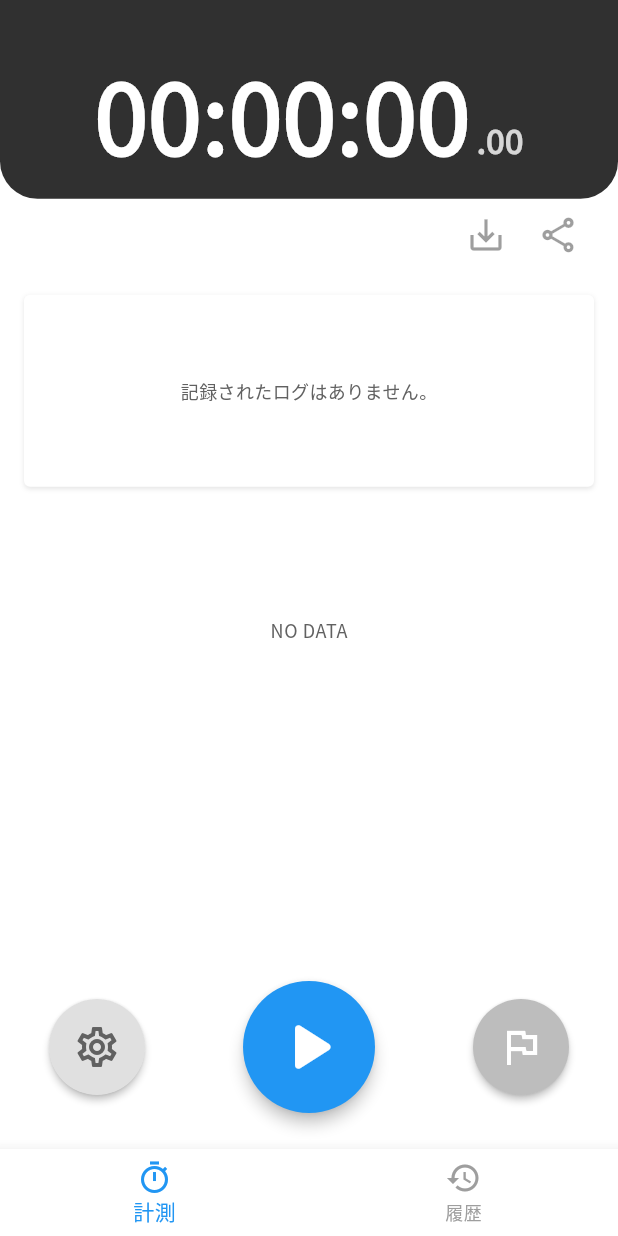
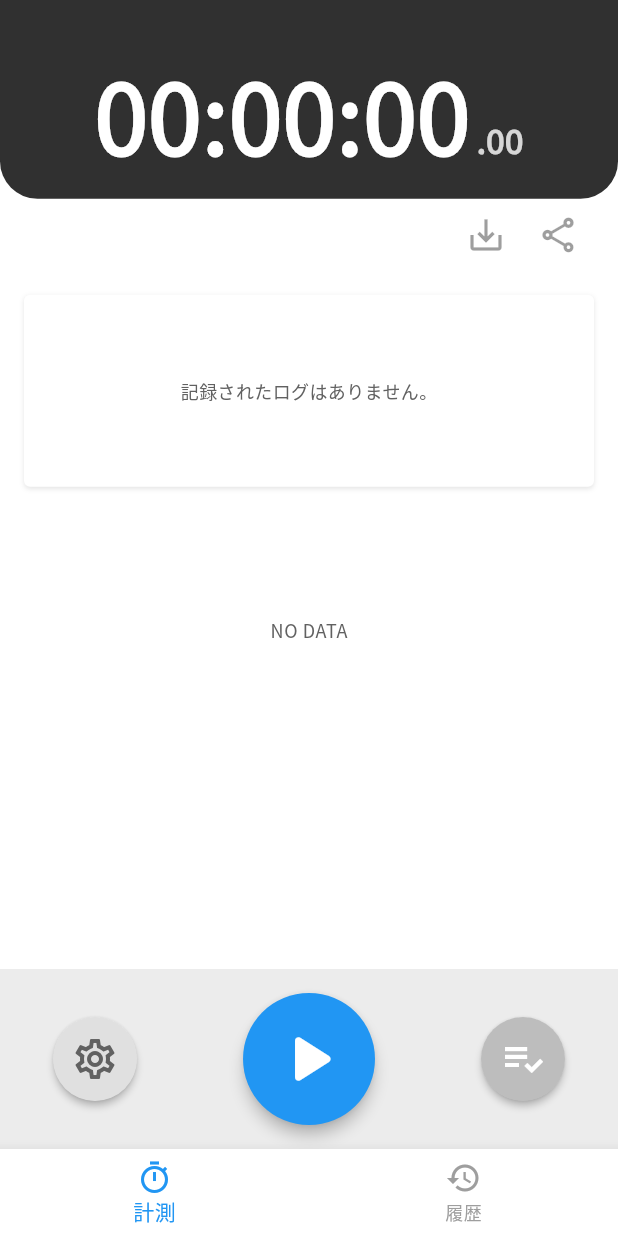
Before and after one commit to kmzk-dev/activity_watch, a Flutter app: the screen it shows after launch, on a phone screen of 412 x 824 dp. Run offline on Flutter 3.47's test engine with Material 3 defaults, Android fonts, the phone set to English and light mode, and no system bars; our stand-ins replace google_fonts, share_plus, shared_preferences, visibility_detector.

Commit message:
feat: Separate FAB in StopwatchScreen into a new widget
Refactored the Floating Action Button (FAB) UI and logic,
which was previously directly implemented within StopwatchScreen,
into a new dedicated widget named StopwatchFloatingActionButton.

Changes:
- Created a new file: lib/screens/widgets/stopwatch_floating_action_button.dart
  and moved the FAB group definition into it.
- Modified lib/screens/stopwatch_screen.dart to use the new
  StopwatchFloatingActionButton widget.

Purpose:
- Improve readability and maintainability of the StopwatchScreen code.
- Enhance the reusability of the FAB widget.

```diff
--- a/lib/screens/stopwatch_screen.dart
+++ b/lib/screens/stopwatch_screen.dart
@@ -17,7 +17,9 @@ import '../utils/string_utils.dart';
 import './widgets/log_card_carousel.dart';
 import './settings_screen.dart';
 import './widgets/log_color_summary_chart.dart';
-import './widgets/timer_display.dart'; // ★ 新しいTimerDisplayウィジェットをインポート
+import './widgets/timer_display.dart';
+// ★ 新しいフローティングアクションボタンウィジェットをインポート
+import './widgets/stopwatch_floating_action_button.dart';
 
 class StopwatchScreenWidget extends StatefulWidget {
   const StopwatchScreenWidget({super.key});
@@ -30,7 +32,7 @@ class _StopwatchScreenWidgetState extends State<StopwatchScreenWidget> with Widg
   final Stopwatch _stopwatch = Stopwatch();
   Timer? _timer;
   bool _isRunning = false;
-  String _elapsedTime = '00:00:00:00'; // 初期値を設定
+  String _elapsedTime = '00:00:00:00';
   final TextEditingController _sessionTitleController = TextEditingController();
   final TextEditingController _sessionCommentController = TextEditingController();
 
@@ -74,7 +76,6 @@ class _StopwatchScreenWidgetState extends State<StopwatchScreenWidget> with Widg
       });
     }
   }
-
 
   @override
   void didChangeAppLifecycleState(AppLifecycleState state) {
@@ -150,10 +151,10 @@ class _StopwatchScreenWidgetState extends State<StopwatchScreenWidget> with Widg
       actualSessionStartTime: _currentActualSessionStartTime!,
       startTime: startTime,
       endTime: currentTimeForLog,
-      memo: '', // 初期メモは空
-      colorLabelName: colorLabels.keys.first, // デフォルトの色ラベル
+      memo: '',
+      colorLabelName: colorLabels.keys.first,
     );
-    newLog.calculateDuration(); // 忘れずにdurationを計算
+    newLog.calculateDuration();
     if (mounted) {
       setState(() {
         _logs.add(newLog);
@@ -161,13 +162,13 @@ class _StopwatchScreenWidgetState extends State<StopwatchScreenWidget> with Widg
         _stopwatch.stop();
         _isRunning = false;
         _elapsedTime = formatDisplayTime(currentElapsedDuration);
-        _currentPage = 0; // 停止時はカルーセルを先頭に戻す
+        _currentPage = 0;
       });
       FocusScope.of(context).unfocus();
       WidgetsBinding.instance.addPostFrameCallback((_) {
         if (_pageController.hasClients && _getDisplayLogs().isNotEmpty) {
           _pageController.animateToPage(
-            0, // カルーセルの先頭ページ
+            0,
             duration: const Duration(milliseconds: 300),
             curve: Curves.easeOut,
           );
@@ -185,19 +186,19 @@ class _StopwatchScreenWidgetState extends State<StopwatchScreenWidget> with Widg
       actualSessionStartTime: _currentActualSessionStartTime!,
       startTime: startTime,
       endTime: currentTimeForLog,
-      memo: '', // 初期メモは空
-      colorLabelName: colorLabels.keys.first, // デフォルトの色ラベル
+      memo: '',
+      colorLabelName: colorLabels.keys.first,
     );
-    newLog.calculateDuration(); // 忘れずにdurationを計算
+    newLog.calculateDuration();
     if (mounted) {
       setState(() {
         _logs.add(newLog);
-        _currentPage = 0; // ラップ記録時もカルーセルを先頭に戻す
+        _currentPage = 0;
       });
       WidgetsBinding.instance.addPostFrameCallback((_) {
         if (_pageController.hasClients && _getDisplayLogs().isNotEmpty) {
            _pageController.animateToPage(
-            0, // カルーセルの先頭ページ
+            0,
             duration: const Duration(milliseconds: 300),
             curve: Curves.easeOut,
           );
@@ -209,16 +210,14 @@ class _StopwatchScreenWidgetState extends State<StopwatchScreenWidget> with Widg
   Future<void> _showEditLogDialog(int pageViewIndex) async {
     if (_logs.isEmpty || pageViewIndex < 0 ) return;
 
-    // pageViewIndex は表示順 (新しいものが0) なので、_logs の実際のインデックスに変換
     final int actualLogIndex = _logs.length - 1 - pageViewIndex;
 
     if (actualLogIndex < 0 || actualLogIndex >= _logs.length) {
-      // print('Error: Invalid actualLogIndex ($actualLogIndex) derived from pageViewIndex ($pageViewIndex).');
       return;
     }
 
-    await loadSuggestionsFromPrefs(force: true); // ダイアログ表示直前に最新のサジェストを読み込む
-    if (!mounted) return; // mountedチェックを追加
+    await loadSuggestionsFromPrefs(force: true);
+    if (!mounted) return;
     final LogEntry currentLog = _logs[actualLogIndex];
     final Map<String, String>? result = await showLogCommentEditDialog(
       context: context,
@@ -228,17 +227,16 @@ class _StopwatchScreenWidgetState extends State<StopwatchScreenWidget> with Widg
       katakanaToHiraganaConverter: katakanaToHiragana,
       availableColorLabels: colorLabels,
     );
-    if (result != null && mounted) { // mountedチェックを追加
+    if (result != null && mounted) {
       final String newMemo = result['memo'] ?? currentLog.memo;
       final String newColorLabel = result['colorLabel'] ?? currentLog.colorLabelName;
       setState(() {
         _logs[actualLogIndex].memo = newMemo;
         _logs[actualLogIndex].colorLabelName = newColorLabel;
-        // 必要であれば、ここで _logs リストを再ソートしたり、表示を更新するロジックを追加
       });
     }
-    if (!mounted) return; // mountedチェックを追加
-    FocusScope.of(context).unfocus(); // ダイアログが閉じた後にフォーカスを外す
+    if (!mounted) return;
+    FocusScope.of(context).unfocus();
   }
 
   Future<void> _showSaveSessionDialog() async {
@@ -259,12 +257,12 @@ class _StopwatchScreenWidgetState extends State<StopwatchScreenWidget> with Widg
     final Map<String, String>? sessionData = await showSessionDetailsInputDialog(
       context: context,
       dialogTitle: 'セッションを保存',
-      initialTitle: '', // 新規保存なので空
-      initialComment: '', // 新規保存なので空
+      initialTitle: '',
+      initialComment: '',
       positiveButtonText: '保存',
     );
-    if (!mounted) return; // mountedチェックを追加
-    FocusScope.of(context).unfocus(); // ダイアログが閉じた後にフォーカスを外す
+    if (!mounted) return;
+    FocusScope.of(context).unfocus();
     if (sessionData != null && sessionData['title'] != null && sessionData['title']!.isNotEmpty) {
       await saveSession(
         context: context,
@@ -273,37 +271,31 @@ class _StopwatchScreenWidgetState extends State<StopwatchScreenWidget> with Widg
         logs: _logs,
         savedSessionsKey: _savedSessionsKey,
       );
-      // 保存成功のSnackBarはsaveSession関数内で表示される
     }
   }
 
-  // 表示用のログリストを取得する（新しいログが先頭に来るように逆順にする）
   List<LogEntry> _getDisplayLogs() {
     return _logs.reversed.toList();
+  }
+
+  void _navigateToSettings() {
+    Navigator.push(
+      context,
+      MaterialPageRoute(builder: (context) => const SettingsScreen()),
+    );
   }
 
   @override
   Widget build(BuildContext context) {
     final Color primaryColor = Theme.of(context).colorScheme.primary;
-    final Color stopColor = Colors.redAccent; // 停止ボタンの色
+    final Color stopColor = Colors.redAccent;
     final Color secondaryColor = Theme.of(context).colorScheme.secondary;
-    final Color disabledColor = Colors.grey[400]!; // 無効時のボタン色
+    final Color disabledColor = Colors.grey[400]!;
 
-    // FABのサイズ定義 (画像イメージに近づけるため調整)
     const double largeFabDimension = 88.0;
-    const double smallFabDimension = 64.0;
-    const double largeIconSize = 56.0;
-    const double smallIconSize = 32.0;
-
-    // FABの画面下部からのパディング
-    final double fabBottomPadding = MediaQuery.of(context).padding.bottom + 24.0; // 少し多めに
-
-    // ログ表示エリアの高さ関連
-    const double carouselHeight = 160.0; // LogCardItemの高さに合わせる
-    // ログ表示エリアがFABと重ならないようにするためのPadding
-    // (smallFabDimensionでは小さいのでlargeFabDimensionを基準にするか、固定値を設定)
+    final double fabBottomPadding = MediaQuery.of(context).padding.bottom + 24.0;
+    const double carouselHeight = 160.0;
     final double logAreaBottomPadding = largeFabDimension + fabBottomPadding - MediaQuery.of(context).padding.bottom + 16.0;
-
 
     final displayLogsForCarousel = _getDisplayLogs();
 
@@ -312,37 +304,34 @@ class _StopwatchScreenWidgetState extends State<StopwatchScreenWidget> with Widg
       onVisibilityChanged: (visibilityInfo) {
         final visiblePercentage = visibilityInfo.visibleFraction * 100;
         if (mounted && visiblePercentage > 50) {
-          loadSuggestionsFromPrefs(force: true); // 画面表示時にサジェストを強制読み込み
+          loadSuggestionsFromPrefs(force: true);
         }
       },
       child: Scaffold(
         body: SafeArea(
-          // SafeAreaの上下のpaddingを無効にする (TimerDisplayで画面上部まで表示するため)
           top: false,
-          bottom: false, // FABのために下部はSafeAreaを有効にしておくか、個別にpadding調整
+          bottom: false,
           child: Column(
             children: <Widget>[
-              // --- ★ タイマー表示部分を新しいウィジェットに置き換え ---
               TimerDisplay(elapsedTime: _elapsedTime),
-              // --- アクションボタン (保存・共有) ---
               Padding(
-                padding: const EdgeInsets.symmetric(horizontal: 16.0, vertical: 0), // 上下のpaddingを0に
+                padding: const EdgeInsets.symmetric(horizontal: 16.0, vertical: 0),
                 child: Row(
                   mainAxisAlignment: MainAxisAlignment.end,
                   children: [
                     Tooltip(
                       message: '現在のログを保存',
                       child: IconButton(
-                        icon: const Icon(Icons.save_alt_outlined, size: 28), // アイコンとサイズ調整
-                        color: Colors.grey[700], // アイコン色調整
+                        icon: const Icon(Icons.save_alt_outlined, size: 28),
+                        color: Colors.grey[700],
                         onPressed: (_logs.isNotEmpty && !_isRunning) ? _showSaveSessionDialog : null,
                       ),
                     ),
                     Tooltip(
                       message: 'ログを共有 (CSV)',
                       child: IconButton(
-                        icon: const Icon(Icons.share_outlined, size: 28), // アイコンとサイズ調整
-                        color: Colors.grey[700], // アイコン色調整
+                        icon: const Icon(Icons.share_outlined, size: 28),
+                        color: Colors.grey[700],
                         onPressed: _logs.isNotEmpty
                             ? () => shareLogsAsCsvText(context, _logs)
                             : null,
@@ -351,12 +340,10 @@ class _StopwatchScreenWidgetState extends State<StopwatchScreenWidget> with Widg
                   ],
                 ),
               ),
-              // --- ログ表示エリア ---
               Expanded(
                 child: Padding(
-                  // 下方向のPaddingを調整してFABとの重なりを避ける
                   padding: EdgeInsets.only(bottom: logAreaBottomPadding),
-                  child: SingleChildScrollView( // Column全体をスクロール可能に
+                  child: SingleChildScrollView(
                     child: Column(
                       children: [
                         LogColorSummaryChart(logs: _logs, chartHeight: 80.0),
@@ -377,32 +364,6 @@ class _StopwatchScreenWidgetState extends State<StopwatchScreenWidget> with Widg
                               style: TextStyle(color: Colors.grey[600], fontSize: 12.0),
                             ),
                           ),
-                        // ★★★ カルーセル下の意図しない要素 (プレースホルダー) を削除 ★★★
-                        // Padding(
-                        //   padding: const EdgeInsets.symmetric(horizontal: 16.0, vertical: 16.0),
-                        //   child: Container(
-                        //     height: 150,
-                        //     width: double.infinity,
-                        //     decoration: BoxDecoration(
-                        //       color: Colors.grey[200], // ライトグレー
-                        //       borderRadius: BorderRadius.circular(15.0),
-                        //     ),
-                        //     child: Column(
-                        //       mainAxisAlignment: MainAxisAlignment.end,
-                        //       children: [
-                        //         Container(
-                        //           width: 60,
-                        //           height: 6,
-                        //           margin: const EdgeInsets.only(bottom: 10),
-                        //           decoration: BoxDecoration(
-                        //             color: Colors.grey[400],
-                        //             borderRadius: BorderRadius.circular(3),
-                        //           ),
-                        //         ),
-                        //       ],
-                        //     ),
-                        //   ),
-                        // ),
                       ],
                     ),
                   ),
@@ -412,62 +373,17 @@ class _StopwatchScreenWidgetState extends State<StopwatchScreenWidget> with Widg
           ),
         ),
         floatingActionButtonLocation: FloatingActionButtonLocation.centerDocked,
-        floatingActionButton: Padding(
-          padding: EdgeInsets.only(bottom: fabBottomPadding - (MediaQuery.of(context).padding.bottom)), // padding調整
-          child: Row(
-            mainAxisAlignment: MainAxisAlignment.spaceAround,
-            crossAxisAlignment: CrossAxisAlignment.center, // ボタンの垂直方向の位置を中央に
-            children: <Widget>[
-              // 左ボタン (設定)
-              SizedBox(
-                width: smallFabDimension,
-                height: smallFabDimension,
-                child: FloatingActionButton(
-                  heroTag: 'settingsFab_new',
-                  onPressed: () {
-                    Navigator.push(
-                      context,
-                      MaterialPageRoute(builder: (context) => const SettingsScreen()),
-                    );
-                  },
-                  backgroundColor: Colors.grey[300], // 背景色を薄いグレーに
-                  elevation: 2,
-                  shape: const CircleBorder(),
-                  child: Icon(Icons.settings_outlined, color: Colors.grey[700], size: smallIconSize), // アイコン変更
-                ),
-              ),
-              // 中央ボタン (開始/停止)
-              SizedBox(
-                width: largeFabDimension,
-                height: largeFabDimension,
-                child: FloatingActionButton(
-                  heroTag: 'startStopFab_new',
-                  onPressed: _isRunning ? _handleStopStopwatch : _handleStartStopwatch,
-                  backgroundColor: _isRunning ? stopColor : primaryColor, // 状態に応じて色を変更
-                  elevation: 4,
-                  shape: const CircleBorder(), // 円形を維持
-                  child: Icon(
-                    _isRunning ? Icons.stop_rounded : Icons.play_arrow_rounded, // アイコン変更
-                    color: Colors.white,
-                    size: largeIconSize,
-                  ),
-                ),
-              ),
-              // 右ボタン (ラップ記録)
-              SizedBox(
-                width: smallFabDimension,
-                height: smallFabDimension,
-                child: FloatingActionButton(
-                  heroTag: 'lapRecordFab_new',
-                  onPressed: _isRunning ? _handleLapRecord : null,
-                  backgroundColor: _isRunning ? secondaryColor : disabledColor, // 状態に応じて色を変更
-                  elevation: 2,
-                  shape: const CircleBorder(),
-                  child: Icon(Icons.flag_outlined, color: Colors.white, size: smallIconSize), // アイコン変更
-                ),
-              ),
-            ],
-          ),
+        // ★ フローティングアクションボタンを新しいウィジェットに置き換え
+        floatingActionButton: StopwatchFloatingActionButton(
+          isRunning: _isRunning,
+          onStartStopwatch: _handleStartStopwatch,
+          onStopStopwatch: _handleStopStopwatch,
+          onLapRecord: _handleLapRecord,
+          onSettings: _navigateToSettings, // 設定画面へのナビゲーション処理を渡す
+          primaryColor: primaryColor,
+          stopColor: stopColor,
+          secondaryColor: secondaryColor,
+          disabledColor: disabledColor,
         ),
       ),
     );
--- /dev/null
+++ b/lib/screens/widgets/stopwatch_floating_action_button.dart
@@ -0,0 +1,109 @@
+// lib/screens/widgets/stopwatch_floating_action_button.dart
+import 'package:flutter/material.dart';
+
+class StopwatchFloatingActionButton extends StatelessWidget {
+  final bool isRunning;
+  final VoidCallback? onStartStopwatch;
+  final VoidCallback? onStopStopwatch;
+  final VoidCallback? onLapRecord;
+  final VoidCallback? onSettings;
+  final Color? primaryColor;
+  final Color? stopColor;
+  final Color? secondaryColor;
+  final Color? disabledColor;
+
+  const StopwatchFloatingActionButton({
+    super.key,
+    required this.isRunning,
+    this.onStartStopwatch,
+    this.onStopStopwatch,
+    this.onLapRecord,
+    this.onSettings,
+    this.primaryColor,
+    this.stopColor,
+    this.secondaryColor,
+    this.disabledColor,
+  });
+
+  @override
+  Widget build(BuildContext context) {
+    final Color currentPrimaryColor = primaryColor ?? Theme.of(context).colorScheme.primary;
+    final Color currentStopColor = stopColor ?? Colors.redAccent;
+    final Color currentSecondaryColor = secondaryColor ?? Theme.of(context).colorScheme.secondary;
+    final Color currentDisabledColor = disabledColor ?? Colors.grey[400]!;
+
+    // FABのサイズ定義
+    const double largeFabDimension = 88.0;
+    const double smallFabDimension = 56.0;
+    const double largeIconSize = 56.0;
+    const double smallIconSize = 32.0;
+
+    // ボタン群（Row）が占める実際の高さ（最大のFABの高さ）
+    const double buttonsRowHeight = largeFabDimension;
+
+    // StopwatchFloatingActionButtonウィジェット全体の高さを定義します。
+    // この高さは、BottomNavigationBarの上に表示されるFAB領域全体の高さです。
+    // ボタン群がこの高さの中で中央に配置されるように、
+    // ボタン群の高さに加えて、上下のパディング（視覚的なマージン）を考慮します。
+    // 例えば、ボタン群の上と下にそれぞれ16ずつの余白（合計32）を設ける場合：
+    const double verticalPaddingTotal = 32.0; // ★ この値を調整して垂直位置を微調整
+    const double fabWidgetHeight = buttonsRowHeight + verticalPaddingTotal;
+
+    return Container(
+      height: fabWidgetHeight,
+      // 背景色で全体の領域を確認 (デバッグが終わったら削除またはコメントアウト)
+      color: Colors.grey.withOpacity(0.2),
+      // このContainer（高さfabWidgetHeight）の中でRowを中央に配置
+      alignment: Alignment.center,
+      child: Row(
+        mainAxisAlignment: MainAxisAlignment.spaceAround,
+        crossAxisAlignment: CrossAxisAlignment.center,
+        children: <Widget>[
+          // 左ボタン (設定)
+          SizedBox(
+            width: smallFabDimension,
+            height: smallFabDimension,
+            child: FloatingActionButton(
+              heroTag: 'settingsFab_separated',
+              onPressed: onSettings,
+              backgroundColor: Colors.grey[300],
+              elevation: 2,
+              shape: const CircleBorder(),
+              child: Icon(Icons.settings_outlined, color: Colors.grey[700], size: smallIconSize),
+            ),
+          ),
+          // 中央ボタン (開始/停止)
+          SizedBox(
+            width: largeFabDimension,
+            height: largeFabDimension,
+            child: FloatingActionButton(
+              heroTag: 'startStopFab_separated',
+              onPressed: isRunning ? onStopStopwatch : onStartStopwatch,
+              backgroundColor: isRunning ? currentStopColor : currentPrimaryColor,
+              elevation: 4,
+              shape: const CircleBorder(),
+              child: Icon(
+                isRunning ? Icons.stop_rounded : Icons.play_arrow_rounded,
+                color: Colors.white,
+                size: largeIconSize,
+              ),
+            ),
+          ),
+          // 右ボタン (ラップ記録)
+          SizedBox(
+            width: smallFabDimension,
+            height: smallFabDimension,
+            child: FloatingActionButton(
+              heroTag: 'lapRecordFab_separated',
+              onPressed: isRunning ? onLapRecord : null,
+              backgroundColor: isRunning ? currentSecondaryColor : currentDisabledColor,
+              elevation: 2,
+              shape: const CircleBorder(),
+              child: Icon(Icons.playlist_add_check, color: Colors.white, size: smallIconSize),
+            ),
+          ),
+        ],
+      ),
+    );
+  }
+}
```
